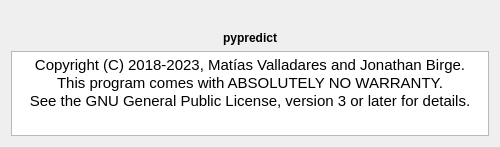
Before: the Qt Designer form pypredict/ui/about_dialog.ui in jonbirge/pypredict, drawn with Qt 5.
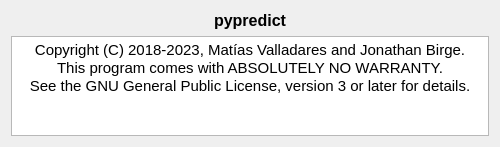
After: the same form once the commit is applied.

Diff of the .ui file:
```diff
--- a/pypredict/ui/about_dialog.ui
+++ b/pypredict/ui/about_dialog.ui
@@ -20,16 +20,6 @@
    <string>Dialog</string>
   </property>
   <layout class="QVBoxLayout" name="verticalLayout">
-   <item>
-    <widget class="QLabel" name="icon">
-     <property name="text">
-      <string/>
-     </property>
-     <property name="alignment">
-      <set>Qt::AlignCenter</set>
-     </property>
-    </widget>
-   </item>
    <item>
     <widget class="QLabel" name="version">
      <property name="font">
@@ -39,7 +29,7 @@
       </font>
      </property>
      <property name="text">
-      <string>pypredict</string>
+      <string>&lt;html&gt;&lt;head/&gt;&lt;body&gt;&lt;p&gt;&lt;span style=&quot; font-size:12pt;&quot;&gt;pypredict&lt;/span&gt;&lt;/p&gt;&lt;/body&gt;&lt;/html&gt;</string>
      </property>
      <property name="alignment">
       <set>Qt::AlignCenter</set>
@@ -61,10 +51,10 @@
       <string>&lt;!DOCTYPE HTML PUBLIC &quot;-//W3C//DTD HTML 4.0//EN&quot; &quot;http://www.w3.org/TR/REC-html40/strict.dtd&quot;&gt;
 &lt;html&gt;&lt;head&gt;&lt;meta name=&quot;qrichtext&quot; content=&quot;1&quot; /&gt;&lt;style type=&quot;text/css&quot;&gt;
 p, li { white-space: pre-wrap; }
-&lt;/style&gt;&lt;/head&gt;&lt;body style=&quot; font-family:'Ubuntu'; font-size:11pt; font-weight:400; font-style:normal;&quot;&gt;
-&lt;p align=&quot;center&quot; style=&quot; margin-top:0px; margin-bottom:0px; margin-left:0px; margin-right:0px; -qt-block-indent:0; text-indent:0px;&quot;&gt;Copyright (C) 2018-2023, Matías Valladares and Jonathan Birge.&lt;/p&gt;
-&lt;p align=&quot;center&quot; style=&quot; margin-top:0px; margin-bottom:0px; margin-left:0px; margin-right:0px; -qt-block-indent:0; text-indent:0px;&quot;&gt;This program comes with ABSOLUTELY NO WARRANTY.&lt;/p&gt;
-&lt;p align=&quot;center&quot; style=&quot; margin-top:0px; margin-bottom:0px; margin-left:0px; margin-right:0px; -qt-block-indent:0; text-indent:0px;&quot;&gt;See the GNU General Public License, version 3 or later for details.&lt;/p&gt;&lt;/body&gt;&lt;/html&gt;</string>
+&lt;/style&gt;&lt;/head&gt;&lt;body style=&quot; font-family:'Sans Serif'; font-size:9pt; font-weight:400; font-style:normal;&quot;&gt;
+&lt;p align=&quot;center&quot; style=&quot; margin-top:0px; margin-bottom:0px; margin-left:0px; margin-right:0px; -qt-block-indent:0; text-indent:0px;&quot;&gt;&lt;span style=&quot; font-family:'Ubuntu'; font-size:11pt;&quot;&gt;Copyright (C) 2018-2023, Matías Valladares and Jonathan Birge.&lt;/span&gt;&lt;/p&gt;
+&lt;p align=&quot;center&quot; style=&quot; margin-top:0px; margin-bottom:0px; margin-left:0px; margin-right:0px; -qt-block-indent:0; text-indent:0px;&quot;&gt;&lt;span style=&quot; font-family:'Ubuntu'; font-size:11pt;&quot;&gt;This program comes with ABSOLUTELY NO WARRANTY.&lt;/span&gt;&lt;/p&gt;
+&lt;p align=&quot;center&quot; style=&quot; margin-top:0px; margin-bottom:0px; margin-left:0px; margin-right:0px; -qt-block-indent:0; text-indent:0px;&quot;&gt;&lt;span style=&quot; font-family:'Ubuntu'; font-size:11pt;&quot;&gt;See the GNU General Public License, version 3 or later for details.&lt;/span&gt;&lt;/p&gt;&lt;/body&gt;&lt;/html&gt;</string>
      </property>
     </widget>
    </item>
```
